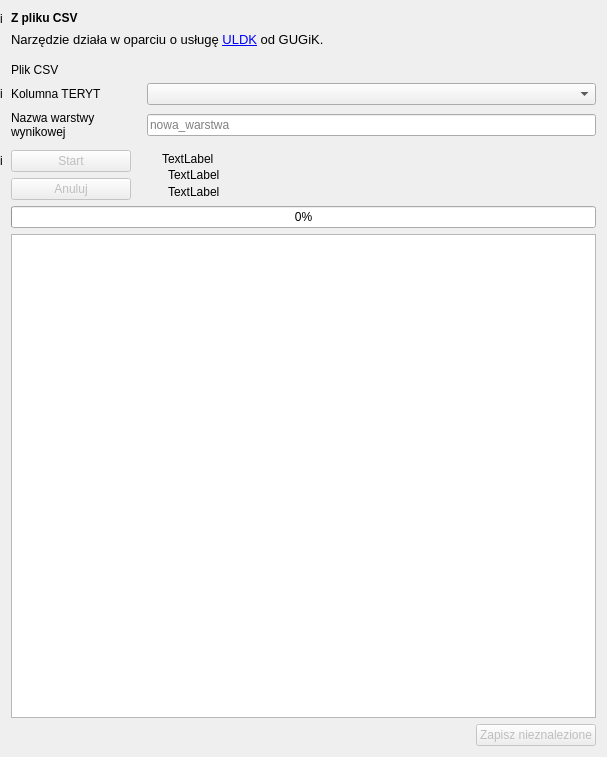
Before: the Qt Designer form gissupport_plugin/modules/uldk/modules/from_csv_file/main.ui in gis-support/gis-support-plugin, drawn with Qt 5.
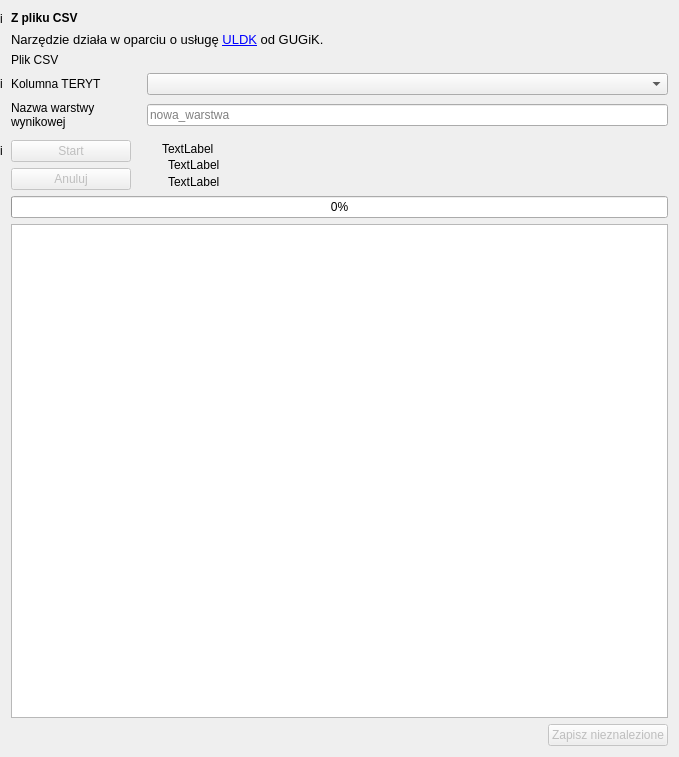
After: the same form once the commit is applied. Custom widgets are drawn as their Qt base class.

The edit to the form file:
```diff
--- a/gissupport_plugin/modules/uldk/modules/from_csv_file/main.ui
+++ b/gissupport_plugin/modules/uldk/modules/from_csv_file/main.ui
@@ -6,7 +6,7 @@
    <rect>
     <x>0</x>
     <y>0</y>
-    <width>607</width>
+    <width>679</width>
     <height>757</height>
    </rect>
   </property>
@@ -37,134 +37,7 @@
      <property name="horizontalSpacing">
       <number>8</number>
      </property>
-     <item row="0" column="1" colspan="3">
-      <widget class="QLabel" name="label_info">
-       <property name="maximumSize">
-        <size>
-         <width>16777215</width>
-         <height>15</height>
-        </size>
-       </property>
-       <property name="toolTip">
-        <string/>
-       </property>
-       <property name="text">
-        <string>&lt;html&gt;&lt;head/&gt;&lt;body&gt;&lt;p&gt;&lt;b&gt;Z pliku CSV&lt;/b&gt;&lt;br/&gt;&lt;/p&gt;&lt;/body&gt;&lt;/html&gt;</string>
-       </property>
-       <property name="textFormat">
-        <enum>Qt::RichText</enum>
-       </property>
-       <property name="scaledContents">
-        <bool>true</bool>
-       </property>
-      </widget>
-     </item>
-     <item row="0" column="0">
-      <widget class="QLabel" name="label_info_icon">
-       <property name="maximumSize">
-        <size>
-         <width>15</width>
-         <height>15</height>
-        </size>
-       </property>
-       <property name="toolTip">
-        <string/>
-       </property>
-       <property name="text">
-        <string>i</string>
-       </property>
-       <property name="scaledContents">
-        <bool>true</bool>
-       </property>
-      </widget>
-     </item>
-     <item row="1" column="1" colspan="3">
-      <widget class="QLabel" name="infoLabel">
-       <property name="text">
-        <string>&lt;html&gt;&lt;head/&gt;&lt;body&gt;&lt;p&gt;&lt;span style=&quot; font-size:10pt;&quot;&gt;Narzędzie działa w oparciu o usługę &lt;a href=&quot;https://uldk.gugik.gov.pl/opis.html&quot;&gt;&lt;span style=&quot; text-decoration: underline; color:#0000ff;&quot;&gt;ULDK&lt;/span&gt;&lt;/a&gt; od GUGiK.&lt;/span&gt;&lt;/p&gt;&lt;/body&gt;&lt;/html&gt;</string>
-       </property>
-       <property name="textFormat">
-        <enum>Qt::RichText</enum>
-       </property>
-       <property name="wordWrap">
-        <bool>true</bool>
-       </property>
-       <property name="openExternalLinks">
-        <bool>true</bool>
-       </property>
-      </widget>
-     </item>
-     <item row="8" column="0">
-      <widget class="QLabel" name="label_info_start">
-       <property name="maximumSize">
-        <size>
-         <width>15</width>
-         <height>15</height>
-        </size>
-       </property>
-       <property name="toolTip">
-        <string/>
-       </property>
-       <property name="text">
-        <string>i</string>
-       </property>
-       <property name="scaledContents">
-        <bool>true</bool>
-       </property>
-      </widget>
-     </item>
-     <item row="8" column="1">
-      <widget class="QPushButton" name="button_start">
-       <property name="enabled">
-        <bool>false</bool>
-       </property>
-       <property name="sizePolicy">
-        <sizepolicy hsizetype="Maximum" vsizetype="Fixed">
-         <horstretch>0</horstretch>
-         <verstretch>0</verstretch>
-        </sizepolicy>
-       </property>
-       <property name="minimumSize">
-        <size>
-         <width>120</width>
-         <height>0</height>
-        </size>
-       </property>
-       <property name="text">
-        <string>Start</string>
-       </property>
-      </widget>
-     </item>
-     <item row="2" column="1">
-      <spacer name="verticalSpacer">
-       <property name="orientation">
-        <enum>Qt::Vertical</enum>
-       </property>
-       <property name="sizeType">
-        <enum>QSizePolicy::Preferred</enum>
-       </property>
-       <property name="sizeHint" stdset="0">
-        <size>
-         <width>20</width>
-         <height>10</height>
-        </size>
-       </property>
-      </spacer>
-     </item>
-     <item row="4" column="1">
-      <widget class="QLabel" name="label_2">
-       <property name="maximumSize">
-        <size>
-         <width>16777215</width>
-         <height>16777215</height>
-        </size>
-       </property>
-       <property name="text">
-        <string>Kolumna TERYT</string>
-       </property>
-      </widget>
-     </item>
-     <item row="6" column="1">
+     <item row="5" column="1">
       <widget class="QLabel" name="label_3">
        <property name="text">
         <string>Nazwa warstwy
@@ -178,35 +51,7 @@
        </property>
       </widget>
      </item>
-     <item row="9" column="1">
-      <widget class="QPushButton" name="button_cancel">
-       <property name="enabled">
-        <bool>false</bool>
-       </property>
-       <property name="sizePolicy">
-        <sizepolicy hsizetype="Minimum" vsizetype="Fixed">
-         <horstretch>0</horstretch>
-         <verstretch>0</verstretch>
-        </sizepolicy>
-       </property>
-       <property name="minimumSize">
-        <size>
-         <width>120</width>
-         <height>0</height>
-        </size>
-       </property>
-       <property name="maximumSize">
-        <size>
-         <width>120</width>
-         <height>16777215</height>
-        </size>
-       </property>
-       <property name="text">
-        <string>Anuluj</string>
-       </property>
-      </widget>
-     </item>
-     <item row="8" column="3" rowspan="2">
+     <item row="7" column="3" rowspan="2">
       <layout class="QVBoxLayout" name="verticalLayout_3">
        <property name="leftMargin">
         <number>15</number>
@@ -240,7 +85,35 @@
        </item>
       </layout>
      </item>
-     <item row="3" column="1">
+     <item row="8" column="1">
+      <widget class="QPushButton" name="button_cancel">
+       <property name="enabled">
+        <bool>false</bool>
+       </property>
+       <property name="sizePolicy">
+        <sizepolicy hsizetype="Minimum" vsizetype="Fixed">
+         <horstretch>0</horstretch>
+         <verstretch>0</verstretch>
+        </sizepolicy>
+       </property>
+       <property name="minimumSize">
+        <size>
+         <width>120</width>
+         <height>0</height>
+        </size>
+       </property>
+       <property name="maximumSize">
+        <size>
+         <width>120</width>
+         <height>16777215</height>
+        </size>
+       </property>
+       <property name="text">
+        <string>Anuluj</string>
+       </property>
+      </widget>
+     </item>
+     <item row="2" column="1">
       <widget class="QLabel" name="label">
        <property name="maximumSize">
         <size>
@@ -253,23 +126,7 @@
        </property>
       </widget>
      </item>
-     <item row="7" column="3">
-      <spacer name="verticalSpacer_3">
-       <property name="orientation">
-        <enum>Qt::Vertical</enum>
-       </property>
-       <property name="sizeType">
-        <enum>QSizePolicy::Minimum</enum>
-       </property>
-       <property name="sizeHint" stdset="0">
-        <size>
-         <width>20</width>
-         <height>5</height>
-        </size>
-       </property>
-      </spacer>
-     </item>
-     <item row="6" column="3">
+     <item row="5" column="3">
       <widget class="QLineEdit" name="text_edit_layer_name">
        <property name="minimumSize">
         <size>
@@ -282,7 +139,39 @@
        </property>
       </widget>
      </item>
-     <item row="4" column="0">
+     <item row="0" column="1" colspan="3">
+      <widget class="QLabel" name="label_info">
+       <property name="maximumSize">
+        <size>
+         <width>16777215</width>
+         <height>15</height>
+        </size>
+       </property>
+       <property name="toolTip">
+        <string/>
+       </property>
+       <property name="text">
+        <string>&lt;html&gt;&lt;head/&gt;&lt;body&gt;&lt;p&gt;&lt;b&gt;Z pliku CSV&lt;/b&gt;&lt;br/&gt;&lt;/p&gt;&lt;/body&gt;&lt;/html&gt;</string>
+       </property>
+       <property name="textFormat">
+        <enum>Qt::RichText</enum>
+       </property>
+       <property name="scaledContents">
+        <bool>true</bool>
+       </property>
+      </widget>
+     </item>
+     <item row="3" column="3">
+      <widget class="QComboBox" name="combobox_teryt_column">
+       <property name="minimumSize">
+        <size>
+         <width>65</width>
+         <height>0</height>
+        </size>
+       </property>
+      </widget>
+     </item>
+     <item row="3" column="0">
       <widget class="QLabel" name="label_info_column">
        <property name="maximumSize">
         <size>
@@ -301,17 +190,7 @@
        </property>
       </widget>
      </item>
-     <item row="4" column="3">
-      <widget class="QComboBox" name="combobox_teryt_column">
-       <property name="minimumSize">
-        <size>
-         <width>65</width>
-         <height>0</height>
-        </size>
-       </property>
-      </widget>
-     </item>
-     <item row="10" column="1" colspan="3">
+     <item row="9" column="1" colspan="3">
       <widget class="QProgressBar" name="progress_bar">
        <property name="sizePolicy">
         <sizepolicy hsizetype="Minimum" vsizetype="Fixed">
@@ -330,11 +209,116 @@
        </property>
       </widget>
      </item>
-     <item row="11" column="1" colspan="3">
+     <item row="7" column="0">
+      <widget class="QLabel" name="label_info_start">
+       <property name="maximumSize">
+        <size>
+         <width>15</width>
+         <height>15</height>
+        </size>
+       </property>
+       <property name="toolTip">
+        <string/>
+       </property>
+       <property name="text">
+        <string>i</string>
+       </property>
+       <property name="scaledContents">
+        <bool>true</bool>
+       </property>
+      </widget>
+     </item>
+     <item row="10" column="1" colspan="3">
       <widget class="QTableWidget" name="table_errors"/>
      </item>
-     <item row="3" column="3">
-      <widget class="QgsFileWidget" name="file_select" native="true">
+     <item row="7" column="1">
+      <widget class="QPushButton" name="button_start">
+       <property name="enabled">
+        <bool>false</bool>
+       </property>
+       <property name="sizePolicy">
+        <sizepolicy hsizetype="Maximum" vsizetype="Fixed">
+         <horstretch>0</horstretch>
+         <verstretch>0</verstretch>
+        </sizepolicy>
+       </property>
+       <property name="minimumSize">
+        <size>
+         <width>120</width>
+         <height>0</height>
+        </size>
+       </property>
+       <property name="text">
+        <string>Start</string>
+       </property>
+      </widget>
+     </item>
+     <item row="0" column="0">
+      <widget class="QLabel" name="label_info_icon">
+       <property name="maximumSize">
+        <size>
+         <width>15</width>
+         <height>15</height>
+        </size>
+       </property>
+       <property name="toolTip">
+        <string/>
+       </property>
+       <property name="text">
+        <string>i</string>
+       </property>
+       <property name="scaledContents">
+        <bool>true</bool>
+       </property>
+      </widget>
+     </item>
+     <item row="3" column="1">
+      <widget class="QLabel" name="label_2">
+       <property name="maximumSize">
+        <size>
+         <width>16777215</width>
+         <height>16777215</height>
+        </size>
+       </property>
+       <property name="text">
+        <string>Kolumna TERYT</string>
+       </property>
+      </widget>
+     </item>
+     <item row="1" column="1" colspan="3">
+      <widget class="QLabel" name="infoLabel">
+       <property name="text">
+        <string>&lt;html&gt;&lt;head/&gt;&lt;body&gt;&lt;p&gt;&lt;span style=&quot; font-size:10pt;&quot;&gt;Narzędzie działa w oparciu o usługę &lt;a href=&quot;https://uldk.gugik.gov.pl/opis.html&quot;&gt;&lt;span style=&quot; text-decoration: underline; color:#0000ff;&quot;&gt;ULDK&lt;/span&gt;&lt;/a&gt; od GUGiK.&lt;/span&gt;&lt;/p&gt;&lt;/body&gt;&lt;/html&gt;</string>
+       </property>
+       <property name="textFormat">
+        <enum>Qt::RichText</enum>
+       </property>
+       <property name="wordWrap">
+        <bool>true</bool>
+       </property>
+       <property name="openExternalLinks">
+        <bool>true</bool>
+       </property>
+      </widget>
+     </item>
+     <item row="6" column="3">
+      <spacer name="verticalSpacer_3">
+       <property name="orientation">
+        <enum>Qt::Vertical</enum>
+       </property>
+       <property name="sizeType">
+        <enum>QSizePolicy::Minimum</enum>
+       </property>
+       <property name="sizeHint" stdset="0">
+        <size>
+         <width>20</width>
+         <height>5</height>
+        </size>
+       </property>
+      </spacer>
+     </item>
+     <item row="2" column="3">
+      <widget class="QgsFileWidget" name="file_select">
        <property name="minimumSize">
         <size>
          <width>65</width>
```
Left out of the diff: 2 changed lines with no effect on the pictures.
